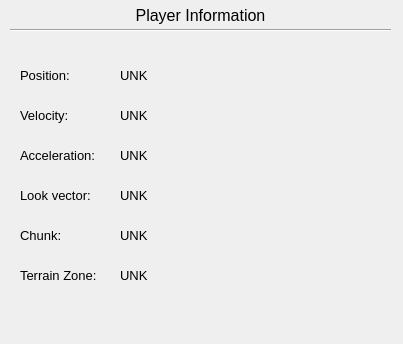
Above: assignment_package/forms/playerinfo.ui from nshejwalkar/mini-minecraft before the change. Below: the same form after it.
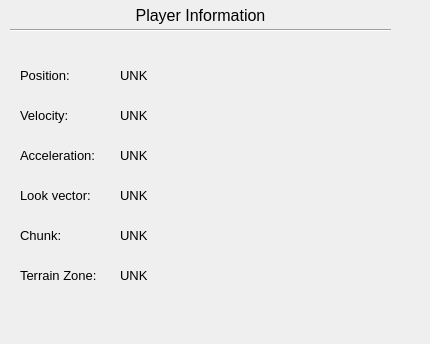
That is the form after the change.

```diff
--- a/assignment_package/forms/playerinfo.ui
+++ b/assignment_package/forms/playerinfo.ui
@@ -6,7 +6,7 @@
    <rect>
     <x>0</x>
     <y>0</y>
-    <width>403</width>
+    <width>430</width>
     <height>344</height>
    </rect>
   </property>
```
Left out of the diff: 4 changed lines with no effect on the pictures.
